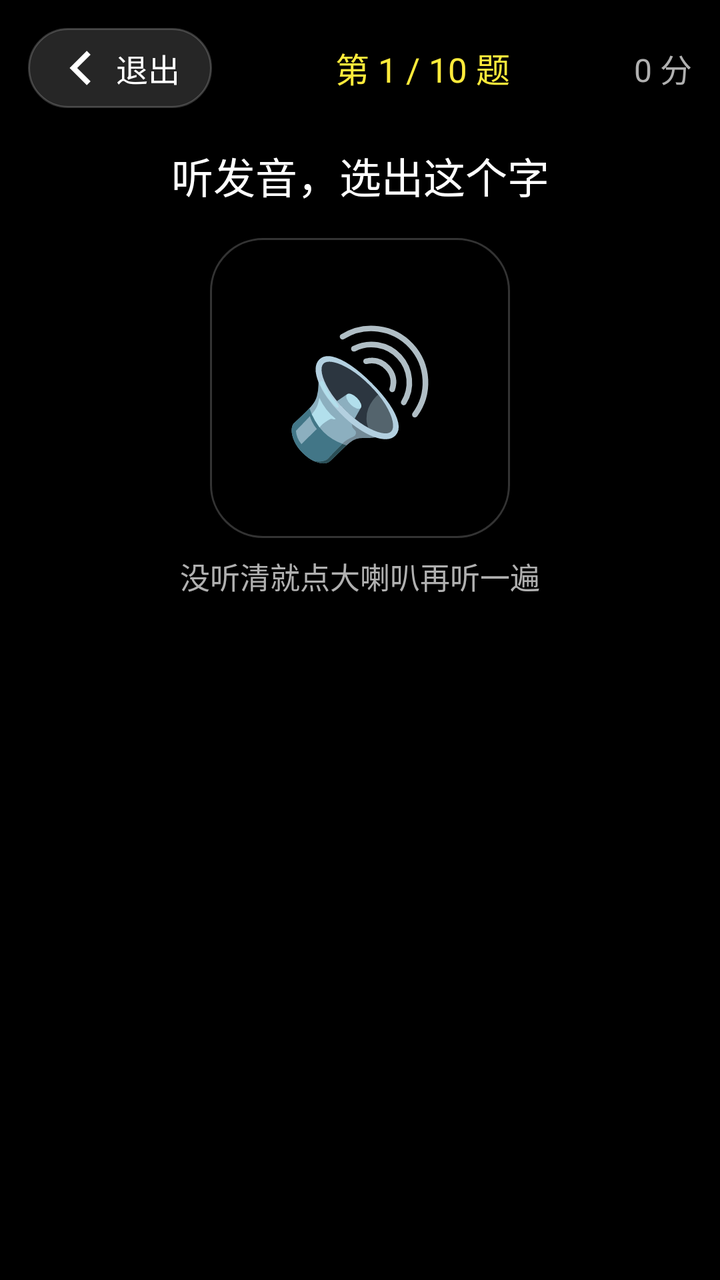
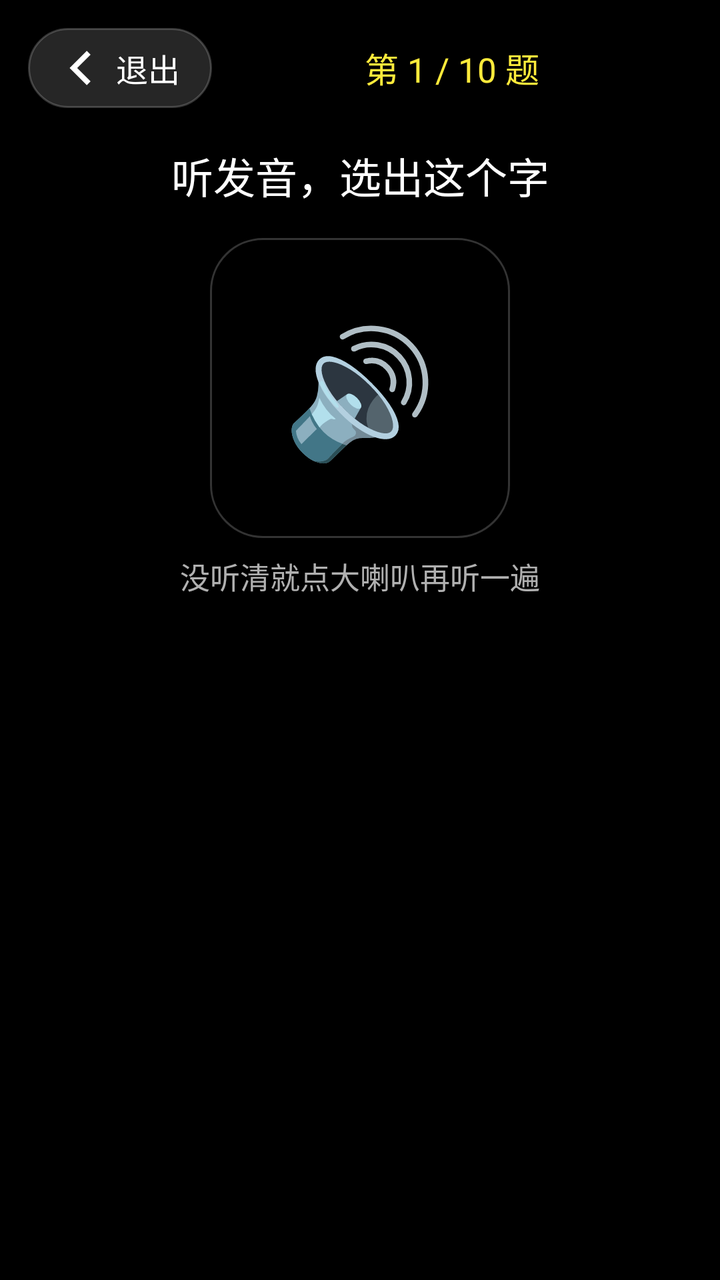

An Android layout rendered at two revisions. The XML below is the earlier revision; the diff shows what the commit changed to produce the second picture.
<!-- AndroidManifest.xml: application theme Theme.EasyWord -->
<!-- res/layout/activity_test.xml -->
<?xml version="1.0" encoding="utf-8"?>
<FrameLayout xmlns:android="http://schemas.android.com/apk/res/android"
    android:layout_width="match_parent"
    android:layout_height="match_parent"
    android:background="@color/black">

    
    <LinearLayout
        android:id="@+id/quizView"
        android:layout_width="match_parent"
        android:layout_height="match_parent"
        android:orientation="vertical"
        android:padding="14dp">

        <LinearLayout
            android:layout_width="match_parent"
            android:layout_height="wrap_content"
            android:gravity="center_vertical"
            android:orientation="horizontal">

            <Button
                android:id="@+id/btnQuit"
                style="@style/Widget.EasyWord.BackButton"
                android:layout_width="wrap_content"
                android:layout_height="wrap_content"
                android:text="@string/test_quit" />

            <TextView
                android:id="@+id/textProgress"
                android:layout_width="0dp"
                android:layout_height="wrap_content"
                android:layout_weight="1"
                android:gravity="center"
                android:textColor="@color/yellow"
                android:textSize="17sp"
                android:text="第 1 / 10 题" />

            <TextView
                android:id="@+id/textScoreSoFar"
                android:layout_width="wrap_content"
                android:layout_height="wrap_content"
                android:textColor="@color/gray"
                android:textSize="16sp"
                android:text="0 分" />
        </LinearLayout>

        <TextView
            android:id="@+id/textAsk"
            android:layout_width="match_parent"
            android:layout_height="wrap_content"
            android:layout_marginTop="18dp"
            android:gravity="center"
            android:text="@string/test_ask_listen"
            android:textColor="@color/white"
            android:textSize="21sp" />

        
        <Button
            android:id="@+id/btnReplay"
            android:layout_width="150dp"
            android:layout_height="150dp"
            android:layout_gravity="center_horizontal"
            android:layout_marginTop="16dp"
            android:background="@drawable/bg_semi_black"
            android:minWidth="0dp"
            android:minHeight="0dp"
            android:text="@string/btn_speak"
            android:textColor="@color/yellow"
            android:textSize="62sp" />

        <TextView
            android:id="@+id/textReplayHint"
            android:layout_width="match_parent"
            android:layout_height="wrap_content"
            android:layout_marginTop="8dp"
            android:gravity="center"
            android:text="@string/test_replay"
            android:textColor="@color/gray"
            android:textSize="15sp" />

        <TextView
            android:id="@+id/textFeedback"
            android:layout_width="match_parent"
            android:layout_height="0dp"
            android:layout_weight="1"
            android:gravity="center"
            android:textColor="@color/yellow"
            android:textSize="20sp" />

        <LinearLayout
            android:id="@+id/optionBox"
            android:layout_width="match_parent"
            android:layout_height="wrap_content"
            android:orientation="vertical" />
    </LinearLayout>

    
    <LinearLayout
        android:id="@+id/resultView"
        android:layout_width="match_parent"
        android:layout_height="match_parent"
        android:gravity="center_horizontal"
        android:orientation="vertical"
        android:padding="20dp"
        android:visibility="gone">

        <TextView
            android:id="@+id/textResultTitle"
            android:layout_width="match_parent"
            android:layout_height="wrap_content"
            android:gravity="center"
            android:textColor="@color/white"
            android:textSize="22sp"
            android:text="一年级期末考试" />

        <com.easyword.learn.ui.ScoreStampView
            android:id="@+id/scoreStamp"
            android:layout_width="200dp"
            android:layout_height="160dp"
            android:layout_marginTop="10dp" />

        <TextView
            android:id="@+id/textResultDetail"
            android:layout_width="match_parent"
            android:layout_height="wrap_content"
            android:gravity="center"
            android:textColor="@color/yellow"
            android:textSize="20sp"
            android:text="答对 10 / 10 题 · 优秀" />

        <TextView
            android:id="@+id/textDiploma"
            android:layout_width="match_parent"
            android:layout_height="wrap_content"
            android:layout_marginTop="14dp"
            android:background="@drawable/bg_semi_black"
            android:gravity="center"
            android:padding="18dp"
            android:textColor="#FFEB3B"
            android:textSize="22sp"
            android:visibility="gone"
            android:text="🎓 小学毕业" />

        <TextView
            android:id="@+id/textAdvice"
            android:layout_width="match_parent"
            android:layout_height="wrap_content"
            android:layout_marginTop="14dp"
            android:gravity="center"
            android:textColor="@color/gray"
            android:textSize="16sp"
            android:text="" />

        <View
            android:layout_width="match_parent"
            android:layout_height="0dp"
            android:layout_weight="1" />

        <LinearLayout
            android:layout_width="match_parent"
            android:layout_height="wrap_content"
            android:orientation="horizontal">

            <Button
                android:id="@+id/btnAgain"
                android:layout_width="0dp"
                android:layout_height="wrap_content"
                android:layout_weight="1"
                android:background="@drawable/bg_semi_black"
                android:text="@string/test_again"
                android:textColor="@color/yellow"
                android:textSize="19sp" />

            <Button
                android:id="@+id/btnBack"
                android:layout_width="0dp"
                android:layout_height="wrap_content"
                android:layout_marginStart="10dp"
                android:layout_weight="1"
                android:background="@drawable/bg_semi_black"
                android:text="@string/test_back"
                android:textColor="@color/white"
                android:textSize="19sp" />
        </LinearLayout>
    </LinearLayout>
</FrameLayout>
<!-- resources referenced by this layout -->
<resources>
  <color name="black">#000000</color>
  <color name="gray">#B0B0B0</color>
  <color name="white">#FFFFFF</color>
  <color name="yellow">#FFEB3B</color>
  <!-- drawable bg_semi_black (drawable) -->
  <?xml version="1.0" encoding="utf-8"?>
  <shape xmlns:android="http://schemas.android.com/apk/res/android"
      android:shape="rectangle">
      <solid android:color="@color/overlay_black" />
      <corners android:radius="26dp" />
      <stroke
          android:width="1dp"
          android:color="@color/semi_white" />
  </shape>
  <string name="btn_speak">🔊</string>
  <string name="test_again">再考一次</string>
  <string name="test_ask_listen">听发音，选出这个字</string>
  <string name="test_back">返回</string>
  <string name="test_quit">退出</string>
  <string name="test_replay">没听清就点大喇叭再听一遍</string>
  <style name="Widget.EasyWord.BackButton" parent="Widget.AppCompat.Button.Borderless">
          <item name="android:background">@drawable/bg_back_button</item>
          <item name="android:drawableStart">@drawable/ic_back</item>
          <item name="android:drawablePadding">6dp</item>
          <item name="android:drawableTint">@color/white</item>
          <item name="android:gravity">center_vertical</item>
          <item name="android:minWidth">0dp</item>
          <item name="android:minHeight">0dp</item>
          <item name="android:paddingStart">14dp</item>
          <item name="android:paddingEnd">16dp</item>
          <item name="android:paddingTop">8dp</item>
          <item name="android:paddingBottom">8dp</item>
          <item name="android:text">@string/favorite_back</item>
          <item name="android:textAllCaps">false</item>
          <item name="android:textColor">@color/white</item>
          <item name="android:textSize">16sp</item>
      </style>
  <style name="Theme.EasyWord" parent="Theme.AppCompat.NoActionBar">
          <item name="android:windowBackground">@color/black</item>
          <item name="android:statusBarColor">@color/black</item>
          <item name="android:navigationBarColor">@color/black</item>
          <item name="colorPrimary">@color/black</item>
          <item name="colorPrimaryDark">@color/black</item>
          <item name="colorAccent">@color/yellow</item>
      </style>
  <color name="overlay_black">#99000000</color>
  <color name="semi_white">#33FFFFFF</color>
  <!-- drawable bg_back_button (drawable) -->
  <?xml version="1.0" encoding="utf-8"?>
  <shape xmlns:android="http://schemas.android.com/apk/res/android"
      android:shape="rectangle">
      <solid android:color="#26FFFFFF" />
      <corners android:radius="20dp" />
      <stroke
          android:width="1dp"
          android:color="#33FFFFFF" />
  </shape>
  <!-- drawable ic_back (drawable) -->
  <?xml version="1.0" encoding="utf-8"?>
  <vector xmlns:android="http://schemas.android.com/apk/res/android"
      android:width="24dp"
      android:height="24dp"
      android:viewportWidth="24"
      android:viewportHeight="24">
  
      <path
          android:fillColor="@color/white"
          android:pathData="M15.4,3.4l1.9,1.9 -6.7,6.7 6.7,6.7 -1.9,1.9 -8.6,-8.6z" />
  </vector>
  <string name="favorite_back">返回</string>
</resources>

<!-- the commit's change to res/layout/activity_test.xml (unified diff, before → after) -->
@@ -41,7 +41,8 @@
                 android:layout_height="wrap_content"
                 android:textColor="@color/gray"
                 android:textSize="16sp"
-                android:text="0 分" />
+                android:text="0 分"
+                android:visibility="gone" />
         </LinearLayout>
 
         <TextView
